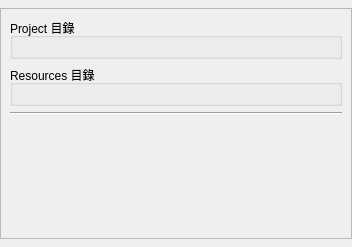
The window that python/eil/tool/karnak/ui/frame/project.ui (wolfuardian/karnak) describes before a commit, drawn with Qt 5.
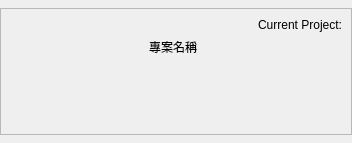
The same window after the commit.

Commit message: 重構專案整體

What changed in the file:
```diff
--- a/python/eil/tool/karnak/ui/frame/project.ui
+++ b/python/eil/tool/karnak/ui/frame/project.ui
@@ -7,11 +7,11 @@
     <x>0</x>
     <y>0</y>
     <width>352</width>
-    <height>247</height>
+    <height>143</height>
    </rect>
   </property>
   <property name="sizePolicy">
-   <sizepolicy hsizetype="Preferred" vsizetype="Expanding">
+   <sizepolicy hsizetype="Preferred" vsizetype="Maximum">
     <horstretch>0</horstretch>
     <verstretch>0</verstretch>
    </sizepolicy>
@@ -55,64 +55,85 @@
         <x>0</x>
         <y>0</y>
         <width>350</width>
-        <height>229</height>
+        <height>125</height>
        </rect>
       </property>
       <layout class="QVBoxLayout" name="verticalLayout_5">
        <item>
-        <widget class="QGroupBox" name="groupBox_2">
-         <property name="maximumSize">
-          <size>
-           <width>16777215</width>
-           <height>96</height>
-          </size>
+        <layout class="QHBoxLayout" name="horizontalLayout">
+         <property name="leftMargin">
+          <number>0</number>
          </property>
-         <property name="title">
-          <string>Project 目錄</string>
+         <property name="topMargin">
+          <number>0</number>
          </property>
-         <property name="flat">
-          <bool>false</bool>
+         <property name="rightMargin">
+          <number>0</number>
          </property>
-         <layout class="QVBoxLayout" name="verticalLayout_3">
-          <item>
-           <layout class="QHBoxLayout" name="project_path_layout"/>
-          </item>
-         </layout>
-        </widget>
+         <property name="bottomMargin">
+          <number>0</number>
+         </property>
+         <item>
+          <widget class="QLabel" name="Project_Directory_Label">
+           <property name="minimumSize">
+            <size>
+             <width>54</width>
+             <height>0</height>
+            </size>
+           </property>
+           <property name="layoutDirection">
+            <enum>Qt::LeftToRight</enum>
+           </property>
+           <property name="text">
+            <string>Current Project:</string>
+           </property>
+           <property name="alignment">
+            <set>Qt::AlignRight|Qt::AlignTrailing|Qt::AlignVCenter</set>
+           </property>
+          </widget>
+         </item>
+         <item>
+          <layout class="QHBoxLayout" name="project_path_layout"/>
+         </item>
+        </layout>
        </item>
        <item>
-        <widget class="QGroupBox" name="groupBox_3">
-         <property name="maximumSize">
-          <size>
-           <width>16777215</width>
-           <height>96</height>
-          </size>
+        <layout class="QHBoxLayout" name="horizontalLayout_2">
+         <property name="leftMargin">
+          <number>0</number>
          </property>
-         <property name="title">
-          <string>Resources 目錄</string>
+         <property name="topMargin">
+          <number>0</number>
          </property>
-         <property name="flat">
-          <bool>false</bool>
+         <property name="rightMargin">
+          <number>0</number>
          </property>
-         <layout class="QVBoxLayout" name="verticalLayout_7">
-          <item>
-           <layout class="QHBoxLayout" name="resources_path_layout"/>
-          </item>
-         </layout>
-        </widget>
-       </item>
-       <item>
-        <widget class="Line" name="line">
-         <property name="orientation">
-          <enum>Qt::Horizontal</enum>
+         <property name="bottomMargin">
+          <number>0</number>
          </property>
-        </widget>
-       </item>
-       <item>
-        <layout class="QHBoxLayout" name="project_name_layout"/>
-       </item>
-       <item>
-        <layout class="QHBoxLayout" name="resources_name_layout"/>
+         <item>
+          <widget class="QLabel" name="Project_Directory_Label_2">
+           <property name="minimumSize">
+            <size>
+             <width>54</width>
+             <height>0</height>
+            </size>
+           </property>
+           <property name="maximumSize">
+            <size>
+             <width>54</width>
+             <height>16777215</height>
+            </size>
+           </property>
+           <property name="text">
+            <string>專案名稱</string>
+           </property>
+          </widget>
+         </item>
+         <item>
+          <layout class="QHBoxLayout" name="detail_layout"/>
+         </item>
+        </layout>
        </item>
        <item>
         <spacer name="verticalSpacer">
```
The commit also changes 34 other files.
